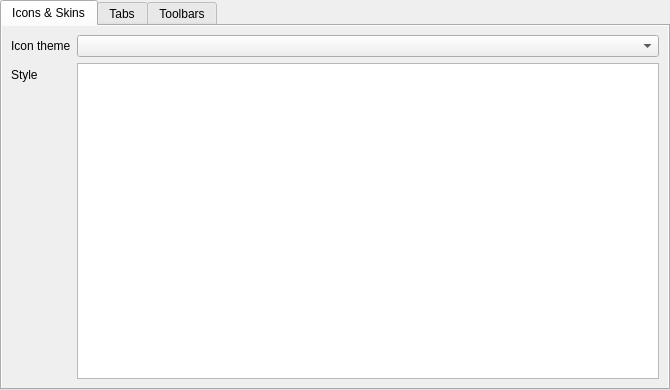
First picture: the form in src/gui/settings/settingsgui.ui, repository martinrotter/textosaurus, before the edit.
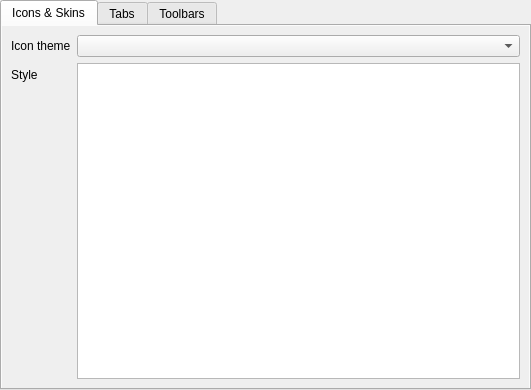
Second picture: the form after the edit. Custom widgets are drawn as their Qt base class.

Patch:
```diff
--- a/src/gui/settings/settingsgui.ui
+++ b/src/gui/settings/settingsgui.ui
@@ -6,7 +6,7 @@
    <rect>
     <x>0</x>
     <y>0</y>
-    <width>670</width>
+    <width>531</width>
     <height>390</height>
    </rect>
   </property>
@@ -61,7 +61,7 @@
            <rect>
             <x>0</x>
             <y>0</y>
-            <width>664</width>
+            <width>525</width>
             <height>364</height>
            </rect>
           </property>
```
